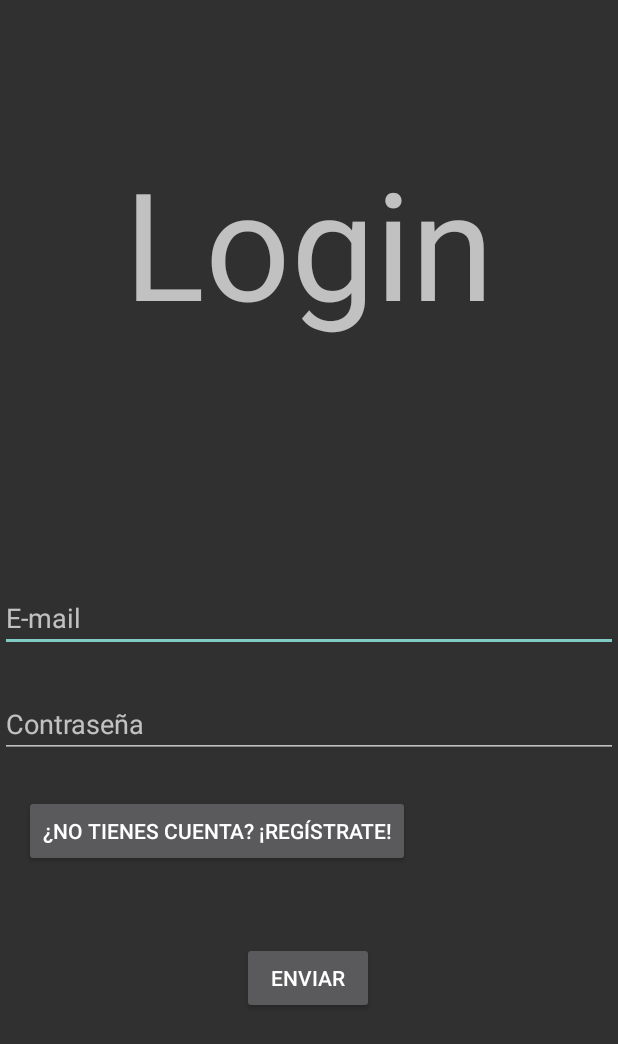
After one commit to AzalDevX/leisagun, an Android app: the LoginActivity screen opened directly, with no data from a screen before it, on a phone screen of 412 x 824 dp. The commit adds this screen. Shown: the top 1044 px of the screen. Run offline under Robolectric (Android 15) with nearby library versions, the phone set to English and light mode, and no system bars; our stand-ins replace Firebase (no records; nobody signed in at launch, a user with empty details on screens opened directly).

Commit message:
Implemented firebase login action

```diff
--- a/app/build.gradle.kts
+++ b/app/build.gradle.kts
@@ -44,6 +44,7 @@ dependencies {
     implementation("androidx.appcompat:appcompat:1.6.1")
     implementation("com.google.android.material:material:1.9.0")
     implementation("androidx.constraintlayout:constraintlayout:2.1.4")
+    implementation("com.google.firebase:firebase-auth-ktx:22.1.2")
     testImplementation("junit:junit:4.13.2")
     androidTestImplementation("androidx.test.ext:junit:1.1.5")
     androidTestImplementation("androidx.test.espresso:espresso-core:3.5.1")
--- a/app/src/main/AndroidManifest.xml
+++ b/app/src/main/AndroidManifest.xml
@@ -10,15 +10,18 @@
             android:label="@string/app_name"
             android:roundIcon="@mipmap/ic_launcher_round"
             android:supportsRtl="true"
-        android:theme="@style/Theme.Rednitapp"
+            android:theme="@style/Theme.AppCompat.NoActionBar"
             tools:targetApi="31">
+        <activity
+                android:name=".LoginActivity"
+                android:exported="true"/>
         <activity
                 android:name=".MainActivity"
                 android:exported="true">
             <intent-filter>
-                <action android:name="android.intent.action.MAIN" />
+                <action android:name="android.intent.action.MAIN"/>
 
-                <category android:name="android.intent.category.LAUNCHER" />
+                <category android:name="android.intent.category.LAUNCHER"/>
             </intent-filter>
         </activity>
     </application>
--- /dev/null
+++ b/app/src/main/java/com/txurdinaga/rednit_app/LoginActivity.kt
@@ -0,0 +1,64 @@
+package com.txurdinaga.rednit_app
+
+import android.content.Intent
+import androidx.appcompat.app.AppCompatActivity
+import android.os.Bundle
+import android.text.TextUtils
+import android.widget.Button
+import android.widget.EditText
+import android.widget.Toast
+import com.google.firebase.auth.FirebaseAuth
+import com.google.firebase.auth.FirebaseAuthUserCollisionException
+import com.google.firebase.auth.FirebaseAuthWeakPasswordException
+
+class LoginActivity : AppCompatActivity() {
+
+    private lateinit var email_edit_text : EditText
+    private lateinit var password_edit_text : EditText
+    private lateinit var submit_button : Button
+    private lateinit var register_button : Button
+
+    private lateinit var auth: FirebaseAuth
+    override fun onCreate(savedInstanceState: Bundle?) {
+        super.onCreate(savedInstanceState)
+        setContentView(R.layout.activity_login)
+
+        email_edit_text = findViewById(R.id.email_edit_text)
+        password_edit_text = findViewById(R.id.password_edit_text)
+        submit_button = findViewById(R.id.submit_button)
+        register_button = findViewById(R.id.register_button)
+
+        auth = FirebaseAuth.getInstance()
+
+        submit_button.setOnClickListener{
+            val email = email_edit_text.text.toString().trim()
+            val password = password_edit_text.text.toString().trim()
+
+            if (TextUtils.isEmpty(email) || TextUtils.isEmpty(password)) {
+                Toast.makeText(this, "Por favor, completa todos los campos.", Toast.LENGTH_SHORT).show()
+                return@setOnClickListener
+            }
+            auth.signInWithEmailAndPassword(email, password)
+                .addOnCompleteListener(this) { task ->
+                    if (task.isSuccessful) {
+                        // Iniciar MainActivity y pasar el correo electrónico y la contraseña como extras
+                        val intent = Intent(this, MainActivity::class.java)
+                        intent.putExtra("email", email)
+                        intent.putExtra("password", password)
+                        startActivity(intent)
+                        finish()
+                    } else {
+                        Toast.makeText(this, "Credenciales incorrectas. Inténtalo de nuevo.", Toast.LENGTH_SHORT).show()
+                    }
+                }
+
+
+        }
+
+        register_button.setOnClickListener{
+            //Código para que te redireccione a la activity de RegisterActivity
+        }
+
+
+    }
+}
--- /dev/null
+++ b/app/src/main/res/layout/activity_login.xml
@@ -0,0 +1,62 @@
+<?xml version="1.0" encoding="utf-8"?>
+<androidx.constraintlayout.widget.ConstraintLayout
+        xmlns:android="http://schemas.android.com/apk/res/android"
+        xmlns:tools="http://schemas.android.com/tools"
+        xmlns:app="http://schemas.android.com/apk/res-auto"
+        android:layout_width="match_parent"
+        android:layout_height="match_parent"
+        tools:context=".LoginActivity">
+
+    <!-- TextView para el TITULO -->
+    <TextView
+            android:layout_width="wrap_content"
+            android:layout_height="wrap_content"
+            android:text="@string/login_title"
+            android:textSize="100sp"
+            app:layout_constraintBottom_toBottomOf="parent"
+            app:layout_constraintEnd_toEndOf="parent"
+            app:layout_constraintStart_toStartOf="parent"
+            app:layout_constraintTop_toTopOf="parent" app:layout_constraintVertical_bias="0.137"
+            android:id="@+id/textView"/>
+
+    <!-- EditText para el correo electrónico -->
+    <EditText
+            android:id="@+id/email_edit_text"
+            android:layout_width="match_parent"
+            android:layout_height="wrap_content"
+            android:hint="@string/login_mail_text"
+            android:inputType="textEmailAddress" app:layout_constraintBottom_toBottomOf="parent"
+            app:layout_constraintTop_toTopOf="parent" app:layout_constraintStart_toStartOf="parent"
+            app:layout_constraintEnd_toEndOf="parent"/>
+
+    <!-- EditText para la contraseña -->
+    <EditText
+            android:id="@+id/password_edit_text"
+            android:layout_width="match_parent"
+            android:layout_height="wrap_content"
+            android:hint="@string/login_pass_text"
+            android:inputType="textPassword"
+            app:layout_constraintTop_toTopOf="parent" app:layout_constraintEnd_toEndOf="parent"
+            app:layout_constraintBottom_toBottomOf="parent" app:layout_constraintStart_toStartOf="parent"
+            app:layout_constraintHorizontal_bias="0.0" app:layout_constraintVertical_bias="0.591"/>
+
+    <!--  Button para enviar-->
+
+    <!--  Button para registrarse-->
+    <Button
+            android:text="@string/login_submit_button"
+            android:layout_width="wrap_content"
+            android:layout_height="wrap_content" android:id="@+id/submit_button"
+            app:layout_constraintTop_toTopOf="parent" app:layout_constraintEnd_toEndOf="parent"
+            app:layout_constraintBottom_toBottomOf="parent" app:layout_constraintStart_toStartOf="parent"
+            app:layout_constraintHorizontal_bias="0.498" app:layout_constraintVertical_bias="0.809"/>
+    <Button
+            android:text="@string/login_register_button"
+            android:layout_width="wrap_content"
+            android:layout_height="wrap_content" android:id="@+id/register_button"
+            app:layout_constraintTop_toTopOf="parent" app:layout_constraintEnd_toEndOf="parent"
+            app:layout_constraintBottom_toBottomOf="parent" app:layout_constraintStart_toStartOf="parent"
+            app:layout_constraintHorizontal_bias="0.103" app:layout_constraintVertical_bias="0.683"/>
+
+
+</androidx.constraintlayout.widget.ConstraintLayout>
--- a/app/src/main/res/layout/activity_main.xml
+++ b/app/src/main/res/layout/activity_main.xml
@@ -6,13 +6,5 @@
     android:layout_height="match_parent"
     tools:context=".MainActivity">
 
-    <TextView
-        android:layout_width="wrap_content"
-        android:layout_height="wrap_content"
-        android:text="Hello World!"
-        app:layout_constraintBottom_toBottomOf="parent"
-        app:layout_constraintEnd_toEndOf="parent"
-        app:layout_constraintStart_toStartOf="parent"
-        app:layout_constraintTop_toTopOf="parent" />
 
 </androidx.constraintlayout.widget.ConstraintLayout>
--- a/app/src/main/res/values/strings.xml
+++ b/app/src/main/res/values/strings.xml
@@ -1,3 +1,6 @@
 <resources>
+    <!--GENERAL -->
     <string name="app_name">rednit-app</string>
+    <string name="login_title">Login</string>
+    <string name="register_title">Register</string>
 </resources>
--- /dev/null
+++ b/app/src/main/res/values/strings_es.xml
@@ -0,0 +1,10 @@
+<resources>
+        <!--Login_Activity-->
+    <string name="login_mail_text">E-mail</string>
+    <string name="login_pass_text">Contraseña</string>
+
+    <string name="login_submit_button">Enviar</string>
+    <string name="login_register_button">¿No tienes cuenta? ¡Regístrate!</string>
+
+
+</resources>
```
Lines whose indentation alone changed are shown as unchanged.
